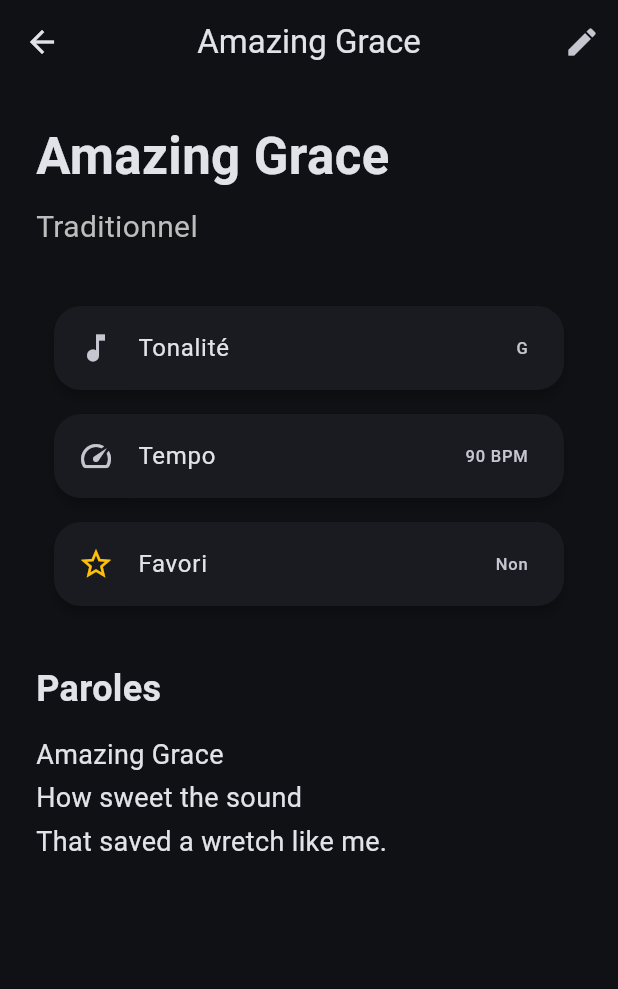
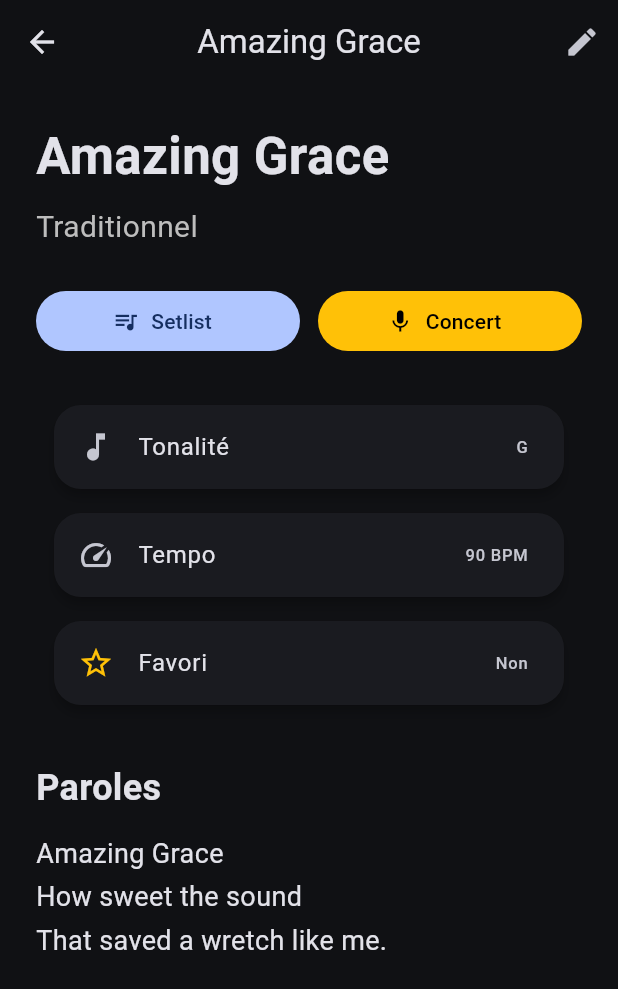
Before and after one commit to dkj2rtpfzy-svg/musicscroll, a Flutter app: the LibraryScreen screen opened directly, after a tap on the "star" icon, after a tap on "Amazing Grace", on a phone screen of 412 x 824 dp. Shown: the top 989 px of the screen. Run offline on Flutter 3.47's test engine with Material 3 defaults, Android fonts, the phone set to English and light mode, and no system bars; our stand-ins replace flutter_riverpod.

Commit message:
v1.4.x - Description

```diff
--- a/lib/features/setlists/providers/setlist_provider.dart
+++ b/lib/features/setlists/providers/setlist_provider.dart
@@ -26,6 +26,52 @@ class SetlistNotifier extends StateNotifier<List<Setlist>> {
       return setlist;
     }).toList();
   }
+
+  // ===========================
+  // AJOUT D'UN MORCEAU
+  // ===========================
+
+  void addSong(int setlistIndex, int songIndex) {
+    final setlists = [...state];
+
+    final setlist = setlists[setlistIndex];
+
+    // Empêche les doublons
+    if (setlist.songIndexes.contains(songIndex)) {
+      return;
+    }
+
+    final updated = setlist.copyWith(
+      songIndexes: [
+        ...setlist.songIndexes,
+        songIndex,
+      ],
+    );
+
+    setlists[setlistIndex] = updated;
+
+    state = setlists;
+  }
+
+  // ===========================
+  // SUPPRESSION D'UN MORCEAU
+  // ===========================
+
+  void removeSong(int setlistIndex, int songIndex) {
+    final setlists = [...state];
+
+    final setlist = setlists[setlistIndex];
+
+    final updated = setlist.copyWith(
+      songIndexes: setlist.songIndexes
+          .where((index) => index != songIndex)
+          .toList(),
+    );
+
+    setlists[setlistIndex] = updated;
+
+    state = setlists;
+  }
 }
 
 final setlistProvider =
--- a/lib/features/songs/song_detail_screen.dart
+++ b/lib/features/songs/song_detail_screen.dart
@@ -46,7 +46,9 @@ class SongDetailScreen extends StatelessWidget {
               fontWeight: FontWeight.bold,
             ),
           ),
+
           const SizedBox(height: 8),
+
           Text(
             song.artist,
             style: TextStyle(
@@ -54,7 +56,53 @@ class SongDetailScreen extends StatelessWidget {
               color: Colors.grey.shade400,
             ),
           ),
-          const SizedBox(height: 30),
+
+          const SizedBox(height: 24),
+
+          Row(
+            children: [
+              Expanded(
+                child: FilledButton.icon(
+                  onPressed: () {
+                    ScaffoldMessenger.of(context).showSnackBar(
+                      const SnackBar(
+                        content: Text(
+                          "Gestion des Setlists disponible au prochain sprint.",
+                        ),
+                      ),
+                    );
+                  },
+                  icon: const Icon(Icons.queue_music),
+                  label: const Text("Setlist"),
+                ),
+              ),
+
+              const SizedBox(width: 12),
+
+              Expanded(
+                child: FilledButton.icon(
+                  style: FilledButton.styleFrom(
+                    backgroundColor: Colors.amber,
+                    foregroundColor: Colors.black,
+                  ),
+                  onPressed: () {
+                    ScaffoldMessenger.of(context).showSnackBar(
+                      const SnackBar(
+                        content: Text(
+                          "Mode Concert en préparation.",
+                        ),
+                      ),
+                    );
+                  },
+                  icon: const Icon(Icons.mic),
+                  label: const Text("Concert"),
+                ),
+              ),
+            ],
+          ),
+
+          const SizedBox(height: 24),
+
           Card(
             child: ListTile(
               leading: const Icon(Icons.music_note),
@@ -62,6 +110,7 @@ class SongDetailScreen extends StatelessWidget {
               trailing: Text(song.key),
             ),
           ),
+
           Card(
             child: ListTile(
               leading: const Icon(Icons.speed),
@@ -69,6 +118,7 @@ class SongDetailScreen extends StatelessWidget {
               trailing: Text("${song.bpm} BPM"),
             ),
           ),
+
           Card(
             child: ListTile(
               leading: Icon(
@@ -81,7 +131,9 @@ class SongDetailScreen extends StatelessWidget {
               trailing: Text(song.favorite ? "Oui" : "Non"),
             ),
           ),
+
           const SizedBox(height: 30),
+
           const Text(
             "Paroles",
             style: TextStyle(
@@ -89,7 +141,9 @@ class SongDetailScreen extends StatelessWidget {
               fontWeight: FontWeight.bold,
             ),
           ),
+
           const SizedBox(height: 12),
+
           Text(
             song.lyrics.isEmpty
                 ? "Aucune parole disponible."
--- a/lib/shared/models/song.dart
+++ b/lib/shared/models/song.dart
@@ -9,8 +9,8 @@ class Song {
   const Song({
     required this.title,
     required this.artist,
-    this.key = "",
-    this.bpm = 120,
+    required this.key,
+    required this.bpm,
     this.lyrics = "",
     this.favorite = false,
   });
```
Also changed, not shown: lib/features/setlists/screens/setlist_detail_screen.dart (+49 -9 lines), 1 other file.
